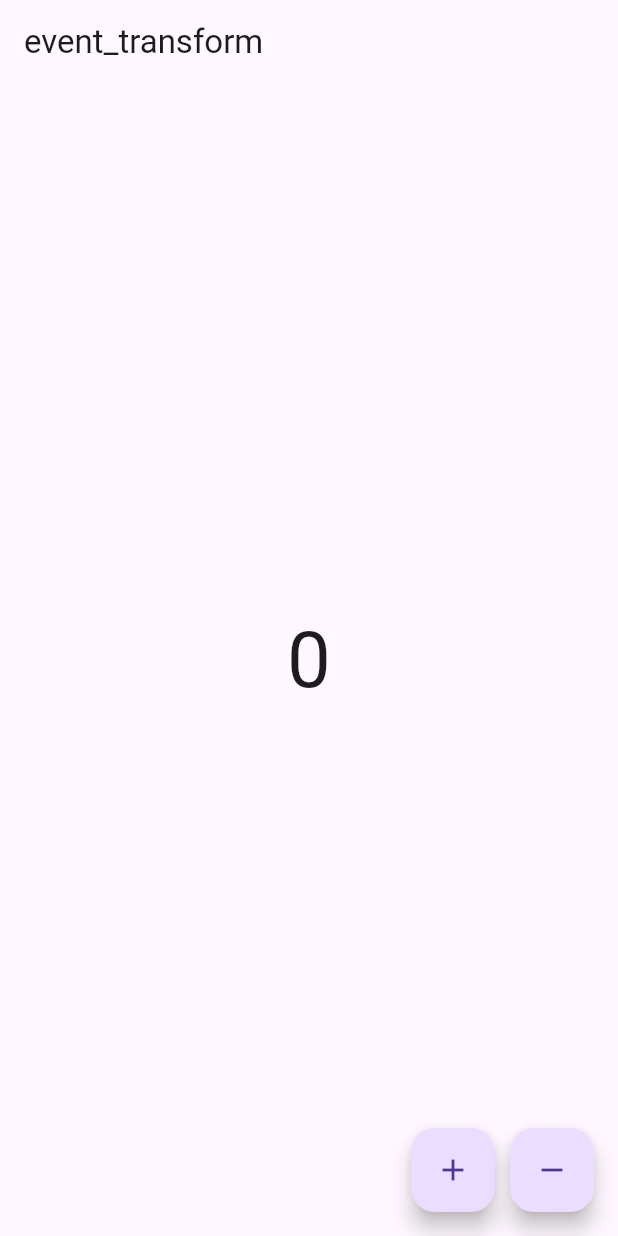
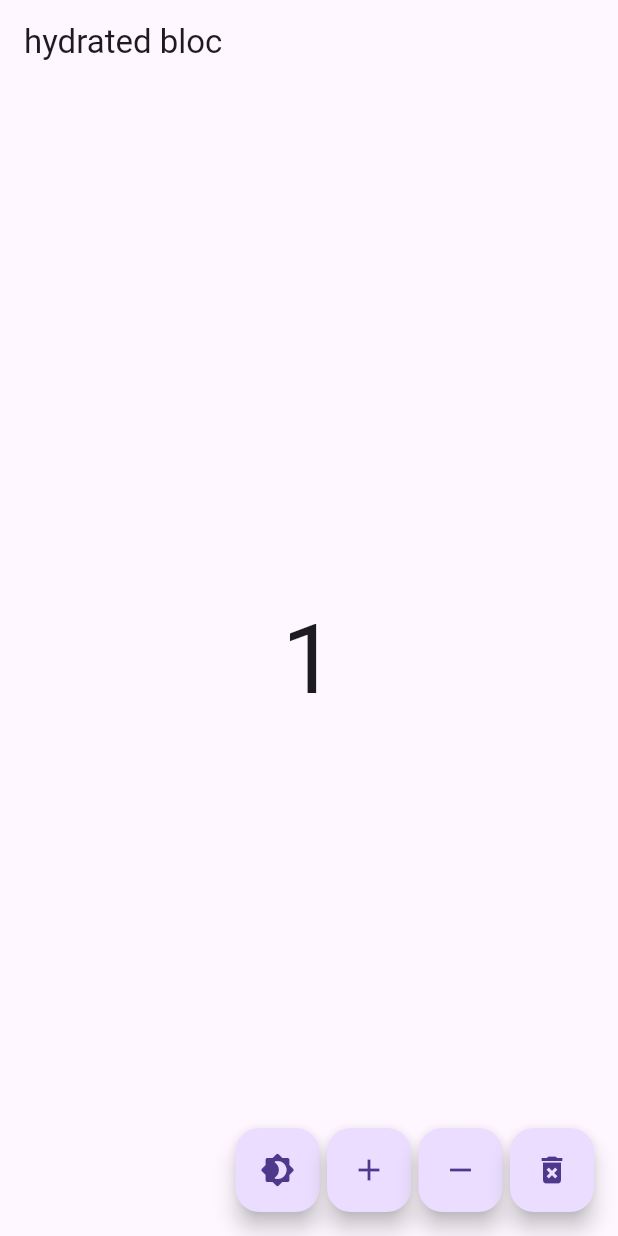
Before and after one commit to ssdd33/flutter_bloc_essential, a Flutter app: the screen it shows after launch, after a tap on the "add" icon, on a phone screen of 412 x 824 dp. Run offline on Flutter 3.47's test engine with Material 3 defaults, Android fonts, the phone set to English and light mode, and no system bars; our stand-ins replace equatable, flutter_bloc, hydrated_bloc.

Commit message:
hydrated_bloc : persist storage using HydratedMixin

```diff
--- a/lib/blocs/bloc/counter_bloc.dart
+++ /dev/null
@@ -1,32 +0,0 @@
-import 'package:bloc/bloc.dart';
-import 'package:bloc_concurrency/bloc_concurrency.dart';
-import 'package:equatable/equatable.dart';
-
-part 'counter_event.dart';
-part 'counter_state.dart';
-
-class CounterBloc extends Bloc<CounterEvent, CounterState> {
-  CounterBloc() : super(CounterState.initial()) {
-    // on<IncrementCounterEvent>(_onIncrementCounter, transformer: sequential());
-    // on<DecrementCounterEvent>(_onDecrementCounter, transformer: sequential());
-    on<CounterEvent>((event, emit) async {
-      if (event is IncrementCounterEvent) {
-        await _onIncrementCounter(event, emit);
-      } else if (event is DecrementCounterEvent) {
-        await _onDecrementCounter(event, emit);
-      }
-    }, transformer: sequential());
-  }
-
-  Future<void> _onIncrementCounter(
-      IncrementCounterEvent event, Emitter<CounterState> emit) async {
-    await Future.delayed(Duration(seconds: 4));
-    emit(state.copyWith(counter: state.counter + 1));
-  }
-
-  Future<void> _onDecrementCounter(
-      DecrementCounterEvent event, Emitter<CounterState> emit) async {
-    await Future.delayed(Duration(seconds: 2));
-    emit(state.copyWith(counter: state.counter - 1));
-  }
-}
--- a/lib/blocs/bloc/counter_state.dart
+++ /dev/null
@@ -1,24 +0,0 @@
-part of 'counter_bloc.dart';
-
-class CounterState extends Equatable {
-  final int counter;
-
-  CounterState({required this.counter});
-  factory CounterState.initial() {
-    return CounterState(counter: 0);
-  }
-
-  @override
-  List<Object?> get props => [counter];
-
-  CounterState copyWith({
-    int? counter,
-  }) {
-    return CounterState(
-      counter: counter ?? this.counter,
-    );
-  }
-
-  @override
-  String toString() => 'CounterState(counter: $counter)';
-}
--- /dev/null
+++ b/lib/blocs/counter/counter_bloc.dart
@@ -0,0 +1,39 @@
+import 'package:equatable/equatable.dart';
+import 'package:hydrated_bloc/hydrated_bloc.dart';
+
+part 'counter_event.dart';
+part 'counter_state.dart';
+
+class CounterBloc extends Bloc<CounterEvent, CounterState> with HydratedMixin {
+  CounterBloc() : super(CounterState.initial()) {
+    hydrate();
+    on<IncrementCounterEvent>(_onIncrementCounter);
+    on<DecrementCounterEvent>(_onDecrementCounter);
+  }
+
+  void _onIncrementCounter(
+      IncrementCounterEvent event, Emitter<CounterState> emit) {
+    emit(state.copyWith(counter: state.counter + 1));
+  }
+
+  void _onDecrementCounter(
+      DecrementCounterEvent event, Emitter<CounterState> emit) {
+    emit(state.copyWith(counter: state.counter - 1));
+  }
+
+  @override
+  CounterState? fromJson(Map<String, dynamic> json) {
+    print('counter from storage :$json');
+    final counterstate = CounterState.fromJson(json);
+    print('counterState: $counterstate');
+    return counterstate;
+  }
+
+  @override
+  Map<String, dynamic>? toJson(CounterState state) {
+    print('counterstate to storage: $state');
+    final counterJson = state.toJson();
+    print('counterJson : $counterJson');
+    return counterJson;
+  }
+}
--- /dev/null
+++ b/lib/blocs/counter/counter_state.dart
@@ -0,0 +1,43 @@
+part of 'counter_bloc.dart';
+
+class CounterState extends Equatable {
+  final int counter;
+
+  CounterState({required this.counter});
+  factory CounterState.initial() {
+    // final Map<String, dynamic>? json = HydratedBloc.storage.read('counter');
+    // print('counterstate init, json from storage : $json');
+    // return json != null
+    //     ? CounterState.fromJson(json)
+    //     : CounterState(counter: 0);
+    return CounterState(counter: 0);
+  }
+
+  @override
+  List<Object?> get props => [counter];
+
+  CounterState copyWith({
+    int? counter,
+  }) {
+    return CounterState(
+      counter: counter ?? this.counter,
+    );
+  }
+
+  @override
+  String toString() => 'CounterState(counter: $counter)';
+
+  Map<String, dynamic> toJson() {
+    final result = <String, dynamic>{};
+
+    result.addAll({'counter': counter});
+
+    return result;
+  }
+
+  factory CounterState.fromJson(Map<String, dynamic> json) {
+    return CounterState(
+      counter: json['counter']?.toInt() ?? 0,
+    );
+  }
+}
--- /dev/null
+++ b/lib/blocs/theme/theme_event.dart
@@ -0,0 +1,10 @@
+part of 'theme_bloc.dart';
+
+abstract class ThemeEvent extends Equatable {
+  const ThemeEvent();
+
+  @override
+  List<Object> get props => [];
+}
+
+class ChangeThemeEvent extends ThemeEvent {}
--- /dev/null
+++ b/lib/blocs/theme/theme_state.dart
@@ -0,0 +1,47 @@
+part of 'theme_bloc.dart';
+
+enum AppTheme {
+  light,
+  dark;
+
+  String toJson() => name;
+  static AppTheme fromJson(String json) => values.byName(json);
+}
+
+class ThemeState extends Equatable {
+  final AppTheme appTheme;
+
+  ThemeState({this.appTheme = AppTheme.light});
+
+  factory ThemeState.initial() {
+    return ThemeState();
+  }
+
+  @override
+  List<Object?> get props => [appTheme];
+
+  ThemeState copyWith({
+    AppTheme? appTheme,
+  }) {
+    return ThemeState(
+      appTheme: appTheme ?? this.appTheme,
+    );
+  }
+
+  @override
+  String toString() => 'ThemeState(appTheme: $appTheme)';
+
+  Map<String, dynamic> toJson() {
+    final result = <String, dynamic>{};
+
+    result.addAll({'appTheme': appTheme.toJson()});
+
+    return result;
+  }
+
+  factory ThemeState.fromJson(Map<String, dynamic> json) {
+    return ThemeState(
+      appTheme: AppTheme.fromJson(json['appTheme']),
+    );
+  }
+}
--- a/lib/main.dart
+++ b/lib/main.dart
@@ -1,8 +1,17 @@
+import 'package:flutter/foundation.dart';
 import 'package:flutter/material.dart';
 import 'package:flutter_bloc/flutter_bloc.dart';
-import 'package:flutter_block/blocs/bloc/counter_bloc.dart';
+import 'package:flutter_block/blocs/counter/counter_bloc.dart';
+import 'package:flutter_block/blocs/theme/theme_bloc.dart';
+import 'package:hydrated_bloc/hydrated_bloc.dart';
+import 'package:path_provider/path_provider.dart';
 
-void main() {
+void main() async {
+  WidgetsFlutterBinding.ensureInitialized();
+  HydratedBloc.storage = await HydratedStorage.build(
+      storageDirectory: kIsWeb
+          ? HydratedStorage.webStorageDirectory
+          : await getApplicationDocumentsDirectory());
   runApp(MyApp());
 }
 
@@ -11,12 +20,22 @@
 
   @override
   Widget build(BuildContext context) {
-    return BlocProvider<CounterBloc>(
-      create: (context) => CounterBloc(),
-      child: MaterialApp(
-          title: 'event_transform',
-          debugShowCheckedModeBanner: false,
-          home: MyHomePage()),
+    return MultiBlocProvider(
+      providers: [
+        BlocProvider<CounterBloc>(create: (context) => CounterBloc()),
+        BlocProvider<ThemeBloc>(create: (context) => ThemeBloc())
+      ],
+      child: BlocBuilder<ThemeBloc, ThemeState>(
+        builder: (context, state) {
+          return MaterialApp(
+              title: 'bloc_hydrated',
+              theme: state.appTheme == AppTheme.light
+                  ? ThemeData.light()
+                  : ThemeData.dark(),
+              debugShowCheckedModeBanner: false,
+              home: MyHomePage());
+        },
+      ),
     );
   }
 }
@@ -28,27 +47,39 @@
   Widget build(BuildContext context) {
     return Scaffold(
       appBar: AppBar(
-        title: Text('event_transform'),
+        title: Text('hydrated bloc '),
       ),
       body: Center(
         child: Text(
           "${context.watch<CounterBloc>().state.counter}",
-          style: TextStyle(fontSize: 52),
+          style: TextStyle(fontSize: 64),
         ),
       ),
       floatingActionButton:
           Row(mainAxisAlignment: MainAxisAlignment.end, children: [
         FloatingActionButton(
             onPressed: () {
+              context.read<ThemeBloc>().add(ChangeThemeEvent());
+            },
+            child: Icon(Icons.brightness_4_rounded)),
+        SizedBox(width: 5),
+        FloatingActionButton(
+            onPressed: () {
               context.read<CounterBloc>().add(IncrementCounterEvent());
             },
             child: Icon(Icons.add)),
-        SizedBox(width: 10),
+        SizedBox(width: 5),
         FloatingActionButton(
             onPressed: () {
               context.read<CounterBloc>().add(DecrementCounterEvent());
             },
-            child: Icon(Icons.remove))
+            child: Icon(Icons.remove)),
+        SizedBox(width: 5),
+        FloatingActionButton(
+            onPressed: () {
+              HydratedBloc.storage.clear();
+            },
+            child: Icon(Icons.delete_forever))
       ]),
     );
   }
--- a/pubspec.yaml
+++ b/pubspec.yaml
@@ -38,6 +38,8 @@
   flutter_bloc: ^8.1.2
   equatable: ^2.0.5
   bloc_concurrency: ^0.2.3
+  hydrated_bloc: ^9.1.3
+  path_provider: ^2.1.2
 
 dev_dependencies:
   flutter_test:
```
Also changed, not shown: lib/blocs/theme/theme_bloc.dart (added, +36 -0 lines), lib/blocs/counter/counter_event.dart (renamed from lib/blocs/bloc/counter_event.dart), pubspec.lock, 7 other files.
